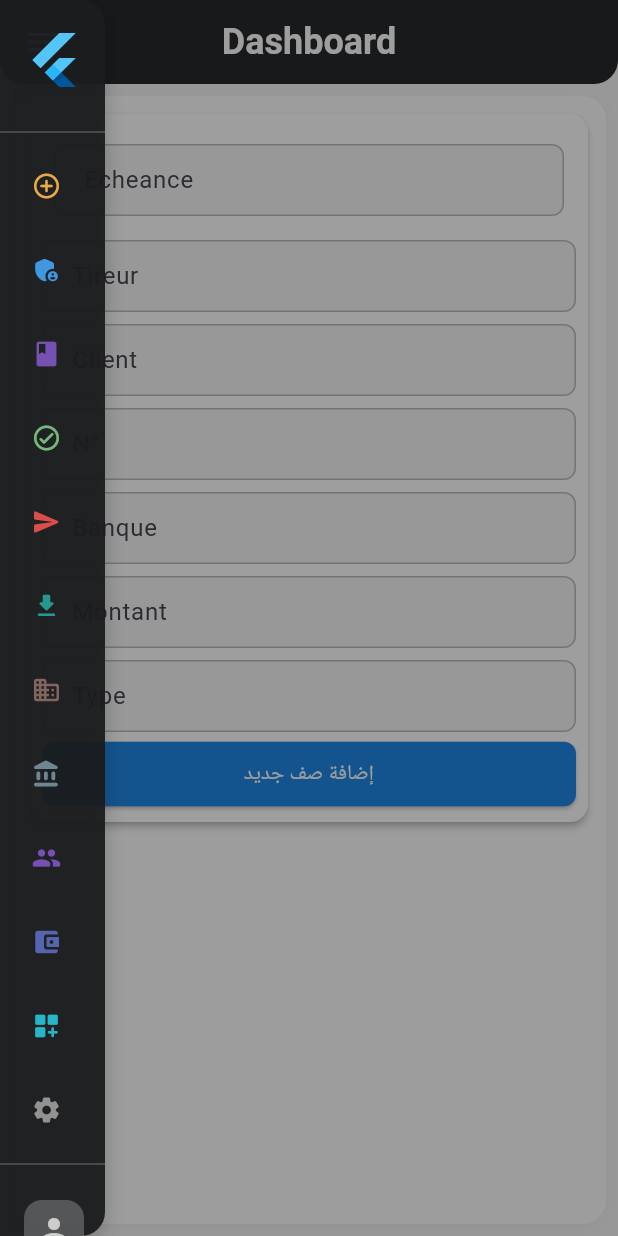
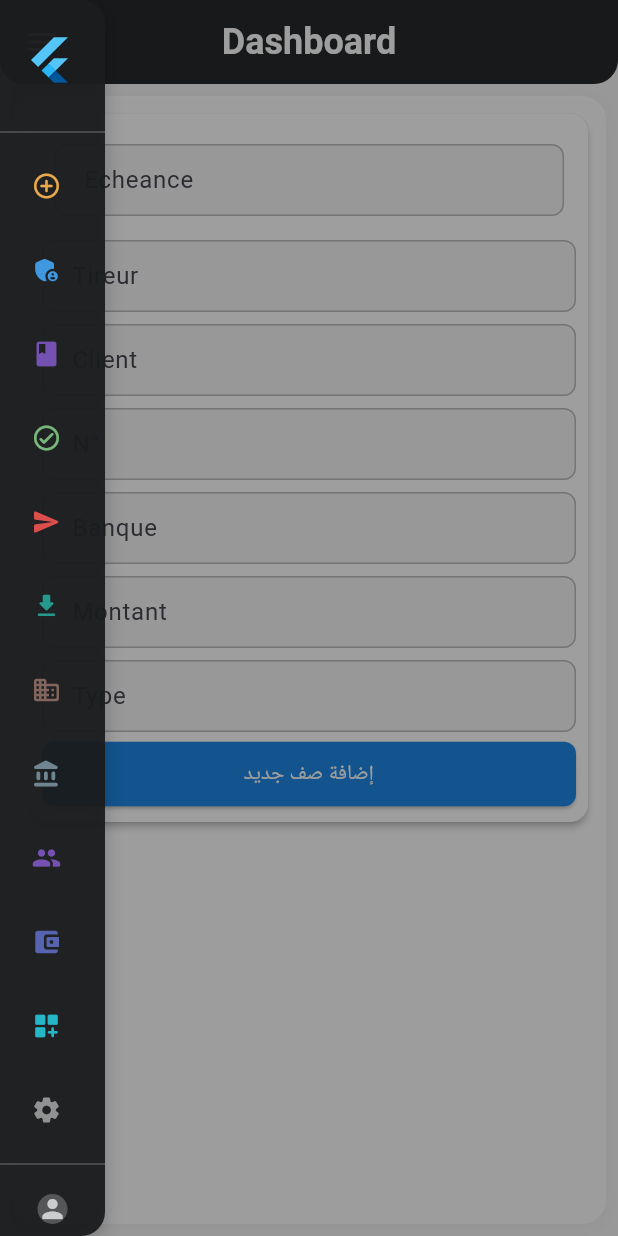
Before and after one commit to anassakera/kachi, a Flutter app: the screen it shows after launch, with the side drawer open, on a phone screen of 412 x 824 dp. Run offline on Flutter 3.47's test engine with Material 3 defaults, Android fonts, the light colour scheme and no system bars; our stand-ins replace fl_chart.

Commit message:
commit_11

```diff
--- a/lib/screens/dashboard/widgets/complex_drawer_widgets.dart
+++ b/lib/screens/dashboard/widgets/complex_drawer_widgets.dart
@@ -320,6 +320,8 @@ class ComplexDrawerWidgetsState extends State<ComplexDrawerWidgets> {
       child: SizedBox(
         width: isExpanded ? 250 : 70,
         child: Column(
+          mainAxisAlignment: MainAxisAlignment.start,
+          crossAxisAlignment: CrossAxisAlignment.start,
           children: [
             _buildHeader(),
             const Divider(color: Colors.white24),
@@ -339,24 +341,35 @@ class ComplexDrawerWidgetsState extends State<ComplexDrawerWidgets> {
       ),
     );
   }
-
 Widget _buildHeader() {
   return Container(
+    // color:  Colors.red,
     height: 80,
     padding: const EdgeInsets.symmetric(horizontal: 16),
     child: Row(
+      mainAxisSize: MainAxisSize.min, // إضافة هذا السطر
+      mainAxisAlignment: MainAxisAlignment.start,
+      crossAxisAlignment: CrossAxisAlignment.center,
       children: [
-          GestureDetector(
+        ConstrainedBox( // استبدال GestureDetector بـ ConstrainedBox
+          constraints: const BoxConstraints(
+            maxWidth: 36,
+            maxHeight: 36,
+          ),
+          child: GestureDetector(
             onTap: () {
               setState(() {
                 isExpanded = !isExpanded;
               });
             },
-            child: const FlutterLogo(size: 40),
+            child: FlutterLogo(
+              size: isExpanded ? 36 : 34, // تقليل الحجم
+            ),
+          ),
         ),
         if (isExpanded) ...[
           const SizedBox(width: 16),
-            Expanded(
+          Flexible( // استخدام Flexible بدلاً من عرض النص مباشرة
             child: Text(
               "KACHI",
               style: TextStyle(
@@ -364,6 +377,7 @@ class ComplexDrawerWidgetsState extends State<ComplexDrawerWidgets> {
                 fontWeight: FontWeight.bold,
                 color: Colors.blue.shade300,
               ),
+              overflow: TextOverflow.ellipsis,
             ),
           ),
         ],
@@ -374,7 +388,8 @@ class ComplexDrawerWidgetsState extends State<ComplexDrawerWidgets> {
 
   Widget _buildMenuItems() {
     return Column(
-      children: menuItems.map((item) => _buildMenuItem(menuItems.indexOf(item)))
+      children: menuItems
+          .map((item) => _buildMenuItem(menuItems.indexOf(item)))
           .toList(),
     );
   }
@@ -392,7 +407,6 @@ class ComplexDrawerWidgetsState extends State<ComplexDrawerWidgets> {
             height: 30,
             child: Icon(
               item.icon,
-              // ignore: deprecated_member_use
               color: item.iconColor?.withValues(alpha: 0.9),
               size: 20,
             ),
@@ -453,16 +467,18 @@ class ComplexDrawerWidgetsState extends State<ComplexDrawerWidgets> {
       visualDensity: VisualDensity.compact,
     );
   }
-
 Widget _buildProfile() {
   return Container(
-      padding: const EdgeInsets.all(16),
+    padding: const EdgeInsets.symmetric(horizontal: 16, vertical: 12),
     child: Row(
-        mainAxisSize: MainAxisSize.min, // Prevent row overflow
+      mainAxisSize: MainAxisSize.min, // إضافة هذا
       children: [
-          Container(
-            width: 40,
-            height: 40,
+        ConstrainedBox( // استبدال Container بـ ConstrainedBox
+          constraints: const BoxConstraints(
+            maxWidth: 36, // تقليل العرض الأقصى
+            maxHeight: 36, // تقليل الارتفاع الأقصى
+          ),
+          child: Container(
             decoration: BoxDecoration(
               borderRadius: BorderRadius.circular(12),
               color: Colors.white24,
@@ -470,6 +486,8 @@ class ComplexDrawerWidgetsState extends State<ComplexDrawerWidgets> {
             child: const Icon(
               Icons.person,
               color: Colors.white70,
+              size: 20, // تقليل حجم الأيقونة
+            ),
           ),
         ),
         if (isExpanded) ...[
@@ -477,7 +495,7 @@ class ComplexDrawerWidgetsState extends State<ComplexDrawerWidgets> {
           Expanded(
             child: Column(
               crossAxisAlignment: CrossAxisAlignment.start,
-                mainAxisSize: MainAxisSize.min, // Prevent column overflow
+              mainAxisSize: MainAxisSize.min,
               children: [
                 Text(
                   "User Name",
@@ -485,7 +503,7 @@ class ComplexDrawerWidgetsState extends State<ComplexDrawerWidgets> {
                     fontWeight: FontWeight.bold,
                     color: Colors.blue.shade300,
                   ),
-                    overflow: TextOverflow.ellipsis, // Handle text overflow
+                  overflow: TextOverflow.ellipsis,
                 ),
                 const Text(
                   "Developer",
@@ -499,9 +517,9 @@ class ComplexDrawerWidgetsState extends State<ComplexDrawerWidgets> {
             ),
           ),
           IconButton(
-              iconSize: 20, // Smaller icon
-              padding: EdgeInsets.zero, // Remove padding
-              constraints: const BoxConstraints(), // Remove constraints
+            iconSize: 18, // تقليل حجم أيقونة الخروج
+            padding: EdgeInsets.zero,
+            constraints: const BoxConstraints(),
             icon: const Icon(
               Icons.logout_rounded,
               color: Colors.white70,
```
Also changed, not shown: lib/widgets/dashboard/table_widgets.dart (+95 -9 lines). Lines whose indentation alone changed are shown as unchanged.
